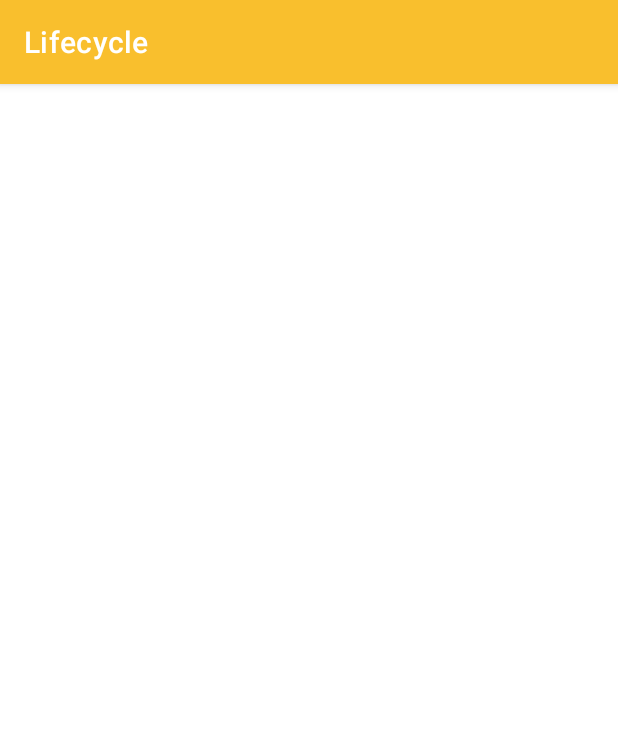
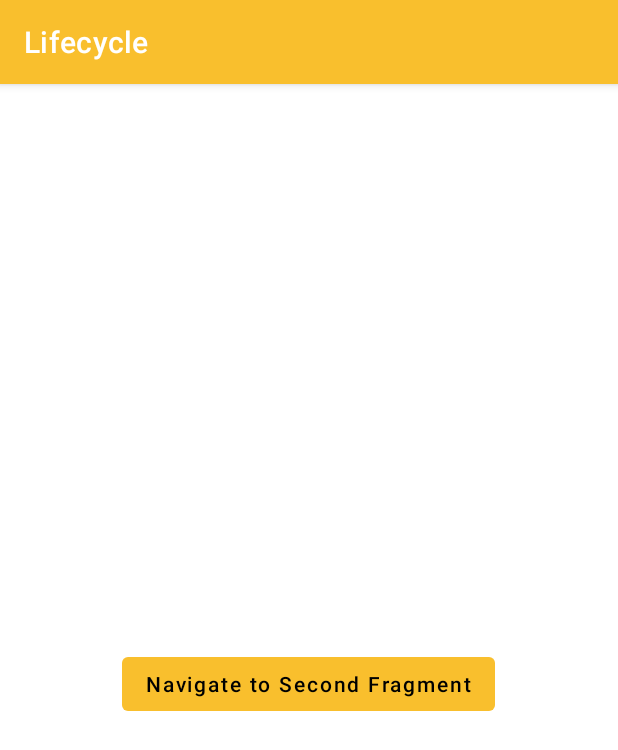
Before and after one commit to hingtang/android-learning-demo, an Android app: the SecondActivity screen opened directly, with no data from a screen before it, on a phone screen of 412 x 824 dp. Shown: the top 750 px of the screen. Run offline under Robolectric (Android 15) with nearby library versions, the phone set to English and light mode, and no system bars.

Commit message:
Add Fragments

```diff
--- a/app/lifecycle/build.gradle
+++ b/app/lifecycle/build.gradle
@@ -30,6 +30,7 @@ dependencies {
     implementation 'androidx.appcompat:appcompat:1.1.0'
     implementation 'androidx.constraintlayout:constraintlayout:1.1.3'
     implementation 'com.google.android.material:material:1.3.0-alpha02'
+    implementation 'androidx.legacy:legacy-support-v4:1.0.0'
     testImplementation 'junit:junit:4.12'
     androidTestImplementation 'androidx.test.ext:junit:1.1.1'
     androidTestImplementation 'androidx.test.espresso:espresso-core:3.2.0'
--- /dev/null
+++ b/app/lifecycle/src/main/java/com/hing/lifecycle/FirstFragment.kt
@@ -0,0 +1,32 @@
+package com.hing.lifecycle
+
+import android.os.Bundle
+import android.view.LayoutInflater
+import android.view.View
+import android.view.ViewGroup
+import com.hing.lifecycle.base.BaseFragment
+import com.hing.lifecycle.utils.Utils
+import kotlinx.android.synthetic.main.fragment_first.*
+
+class FirstFragment : BaseFragment() {
+
+    override fun onCreateView(
+        inflater: LayoutInflater, container: ViewGroup?,
+        savedInstanceState: Bundle?
+    ): View? {
+        Utils.debugLog("${javaClass.simpleName} - onCreateView")
+        return inflater.inflate(R.layout.fragment_first, container, false)
+    }
+
+    override fun onViewCreated(view: View, savedInstanceState: Bundle?) {
+        super.onViewCreated(view, savedInstanceState)
+
+        btnNavigateToSecond.setOnClickListener {
+            fragmentManager?.beginTransaction()?.replace(
+                R.id.container,
+                SecondFragment(),
+                SecondFragment::class.java.simpleName
+            )?.commit()
+        }
+    }
+}
--- a/app/lifecycle/src/main/java/com/hing/lifecycle/SecondActivity.kt
+++ b/app/lifecycle/src/main/java/com/hing/lifecycle/SecondActivity.kt
@@ -8,5 +8,11 @@ class SecondActivity : BaseActivity() {
     override fun onCreate(savedInstanceState: Bundle?) {
         super.onCreate(savedInstanceState)
         setContentView(R.layout.activity_second)
+
+        if (savedInstanceState == null) {
+            supportFragmentManager.beginTransaction()
+                .add(R.id.container, FirstFragment(), FirstFragment::class.java.simpleName)
+                .commit()
+        }
     }
 }
--- /dev/null
+++ b/app/lifecycle/src/main/java/com/hing/lifecycle/base/BaseFragment.kt
@@ -0,0 +1,94 @@
+package com.hing.lifecycle.base
+
+import android.content.Context
+import android.os.Bundle
+import android.view.LayoutInflater
+import android.view.View
+import android.view.ViewGroup
+import androidx.fragment.app.Fragment
+import com.hing.lifecycle.utils.Utils
+
+/**
+ * Created by Hung Luong on 8/7/2020.
+ */
+open class BaseFragment : Fragment() {
+
+    override fun onAttach(context: Context) {
+        super.onAttach(context)
+        Utils.debugLog("${javaClass.simpleName} - onAttach")
+    }
+
+    override fun onAttachFragment(childFragment: Fragment) {
+        super.onAttachFragment(childFragment)
+        Utils.debugLog("${javaClass.simpleName} - onAttachFragment")
+    }
+
+    override fun onCreate(savedInstanceState: Bundle?) {
+        super.onCreate(savedInstanceState)
+        Utils.debugLog("${javaClass.simpleName} - onCreate: $savedInstanceState")
+    }
+
+    override fun onCreateView(
+        inflater: LayoutInflater,
+        container: ViewGroup?,
+        savedInstanceState: Bundle?
+    ): View? {
+        Utils.debugLog("${javaClass.simpleName} - onCreateView")
+        return super.onCreateView(inflater, container, savedInstanceState)
+    }
+
+    override fun onViewCreated(view: View, savedInstanceState: Bundle?) {
+        super.onViewCreated(view, savedInstanceState)
+        Utils.debugLog("${javaClass.simpleName} - onViewCreated: $savedInstanceState")
+    }
+
+    override fun onActivityCreated(savedInstanceState: Bundle?) {
+        super.onActivityCreated(savedInstanceState)
+        Utils.debugLog("${javaClass.simpleName} - onActivityCreated: $savedInstanceState")
+    }
+
+    override fun onViewStateRestored(savedInstanceState: Bundle?) {
+        super.onViewStateRestored(savedInstanceState)
+        Utils.debugLog("${javaClass.simpleName} - onViewStateRestored: $savedInstanceState")
+    }
+
+    override fun onStart() {
+        super.onStart()
+        Utils.debugLog("${javaClass.simpleName} - onStart")
+    }
+
+    override fun onResume() {
+        super.onResume()
+        Utils.debugLog("${javaClass.simpleName} - onResume")
+    }
+
+    override fun onPause() {
+        super.onPause()
+        Utils.debugLog("${javaClass.simpleName} - onPause")
+    }
+
+    override fun onStop() {
+        super.onStop()
+        Utils.debugLog("${javaClass.simpleName} - onStop")
+    }
+
+    override fun onSaveInstanceState(outState: Bundle) {
+        super.onSaveInstanceState(outState)
+        Utils.debugLog("${javaClass.simpleName} - onSaveInstanceState: $outState")
+    }
+
+    override fun onDestroyView() {
+        super.onDestroyView()
+        Utils.debugLog("${javaClass.simpleName} - onDestroyView")
+    }
+
+    override fun onDestroy() {
+        super.onDestroy()
+        Utils.debugLog("${javaClass.simpleName} - onDestroy")
+    }
+
+    override fun onDetach() {
+        super.onDetach()
+        Utils.debugLog("${javaClass.simpleName} - onDetach")
+    }
+}
--- a/app/lifecycle/src/main/res/layout/activity_second.xml
+++ b/app/lifecycle/src/main/res/layout/activity_second.xml
@@ -1,6 +1,7 @@
 <?xml version="1.0" encoding="utf-8"?>
 <androidx.constraintlayout.widget.ConstraintLayout xmlns:android="http://schemas.android.com/apk/res/android"
     xmlns:tools="http://schemas.android.com/tools"
+    android:id="@+id/container"
     android:layout_width="match_parent"
     android:layout_height="match_parent"
     tools:context=".SecondActivity">
--- /dev/null
+++ b/app/lifecycle/src/main/res/layout/fragment_first.xml
@@ -0,0 +1,19 @@
+<?xml version="1.0" encoding="utf-8"?>
+<FrameLayout xmlns:android="http://schemas.android.com/apk/res/android"
+    xmlns:tools="http://schemas.android.com/tools"
+    android:layout_width="match_parent"
+    android:layout_height="match_parent"
+    tools:context=".FirstFragment">
+
+    <com.google.android.material.button.MaterialButton
+        android:id="@+id/btnNavigateToSecond"
+        style="@style/Widget.MaterialComponents.Button.UnelevatedButton"
+        android:layout_width="wrap_content"
+        android:layout_height="wrap_content"
+        android:layout_marginTop="@dimen/default_margin"
+        android:text="@string/navigate_to_second_fragment"
+        android:layout_gravity="center"
+        android:textAllCaps="false"
+        android:textColor="@android:color/black"/>
+
+</FrameLayout>
--- a/app/lifecycle/src/main/res/values/strings.xml
+++ b/app/lifecycle/src/main/res/values/strings.xml
@@ -3,4 +3,7 @@
     <string name="get_permission_dialog">External Storage Permission Dialog</string>
     <string name="get_alert_dialog">Alter Dialog</string>
     <string name="navigate_to_second_activity">Navigate to Second Activity</string>
+    <string name="navigate_to_second_fragment">Navigate to Second Fragment</string>
+    <!-- TODO: Remove or change this placeholder text -->
+    <string name="hello_blank_fragment">Hello blank fragment</string>
 </resources>
```
Also changed, not shown: app/lifecycle/src/main/java/com/hing/lifecycle/SecondFragment.kt (added, +20 -0 lines), app/lifecycle/src/main/res/layout/fragment_second.xml (added, +14 -0 lines).
